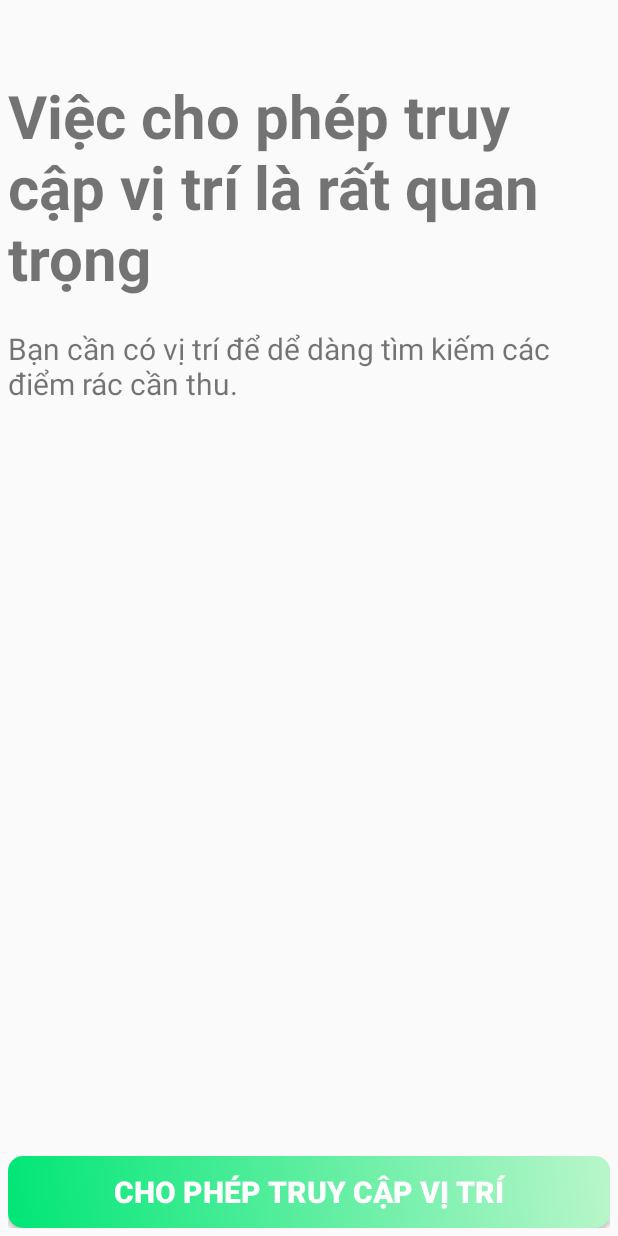
After one commit to nealdam/tscc_driver, an Android app: the SetLocationPermisson screen opened directly, with no data from a screen before it, on a phone screen of 412 x 824 dp. The commit adds this screen. Run offline under Robolectric (Android 15) with nearby library versions, the phone set to English and light mode, and no system bars.

Commit message:
add check pẻmission location and zoom in map

```diff
--- a/app/src/main/AndroidManifest.xml
+++ b/app/src/main/AndroidManifest.xml
@@ -42,6 +42,7 @@
         <activity
             android:name=".MainActivity"
             android:theme="@style/AppTheme.NoActionBar" />
+        <activity android:name=".SetLocationPermisson"/>
         <activity android:name=".NotificationActivity" />
         <activity android:name=".TrashAreaDetailActivity" />
         <activity android:name=".LoginActivity">
--- a/app/src/main/java/capstone/spring20/tscc_driver/MainActivity.java
+++ b/app/src/main/java/capstone/spring20/tscc_driver/MainActivity.java
@@ -68,7 +68,7 @@ public class MainActivity extends AppCompatActivity implements NavigationView.On
         // set default fragment
         if (savedInstanceState == null) {
             getSupportFragmentManager().beginTransaction().replace(R.id.fragment_container,
-                    new test()).commit();
+                    new RouteFragment()).commit();
             navigationView.setCheckedItem(R.id.nav_trash_route);
         }
 
--- a/app/src/main/java/capstone/spring20/tscc_driver/RouteFragment.java
+++ b/app/src/main/java/capstone/spring20/tscc_driver/RouteFragment.java
@@ -1,9 +1,14 @@
 package capstone.spring20.tscc_driver;
 
 
+import android.Manifest;
+import android.app.Activity;
+import android.content.Context;
 import android.content.Intent;
 import android.content.SharedPreferences;
+import android.content.pm.PackageManager;
 import android.graphics.Color;
+import android.location.Location;
 import android.location.LocationManager;
 import android.os.Bundle;
 import android.view.LayoutInflater;
@@ -14,6 +19,7 @@ import android.widget.Toast;
 
 import androidx.annotation.NonNull;
 import androidx.annotation.Nullable;
+import androidx.core.content.ContextCompat;
 import androidx.fragment.app.Fragment;
 
 import com.google.android.gms.maps.CameraUpdateFactory;
@@ -21,6 +27,7 @@ import com.google.android.gms.maps.GoogleMap;
 import com.google.android.gms.maps.OnMapReadyCallback;
 import com.google.android.gms.maps.SupportMapFragment;
 import com.google.android.gms.maps.model.BitmapDescriptorFactory;
+import com.google.android.gms.maps.model.CameraPosition;
 import com.google.android.gms.maps.model.LatLng;
 import com.google.android.gms.maps.model.Marker;
 import com.google.android.gms.maps.model.MarkerOptions;
@@ -56,10 +63,16 @@ public class RouteFragment extends Fragment implements OnMapReadyCallback {
     int STATUS_DONE_CODE = 4, STATUS_CANCELED_CODE = 3;
     Button mComplete;
     SharedPreferences sharedPreferences;
-
+    Context myContext;
 
     public RouteFragment() {
         // Required empty public constructor
+    }
+
+    @Override
+    public void onAttach(@NonNull Context context) {
+        myContext = (Activity) context;
+        super.onAttach(context);
     }
 
     @Override
@@ -80,7 +93,22 @@ public class RouteFragment extends Fragment implements OnMapReadyCallback {
     @Override
     public void onMapReady(GoogleMap googleMap) {
         mMap = googleMap;
+        if (ContextCompat.checkSelfPermission(myContext, Manifest.permission.ACCESS_FINE_LOCATION)
+                == PackageManager.PERMISSION_GRANTED) {
+            if (mMap != null) {
                 mMap.setMyLocationEnabled(true);
+                LocationManager lm = (LocationManager) myContext.getSystemService(Context.LOCATION_SERVICE);
+                Location location = lm.getLastKnownLocation(LocationManager.GPS_PROVIDER);
+
+                mMap.animateCamera(CameraUpdateFactory.newLatLngZoom(new LatLng(location.getLatitude(), location.getLongitude()), 13));
+                    CameraPosition cameraPosition = new CameraPosition.Builder()
+                            .target(new LatLng(location.getLatitude(), location.getLongitude()))      // Sets the center of the map to location user
+                            .zoom(17)                   // Sets the zoom
+                            .bearing(90)                // Sets the orientation of the camera to east
+                            .tilt(40)                   // Sets the tilt of the camera to 30 degrees
+                            .build();                   // Creates a CameraPosition from the builder
+                mMap.animateCamera(CameraUpdateFactory.newCameraPosition(cameraPosition));
+
                 //check xem có đang thu tuyến rác nào ko
                 db = new MyDatabaseHelper(getActivity());
                 route = db.getActiveRouteNotification();
@@ -125,8 +153,14 @@ public class RouteFragment extends Fragment implements OnMapReadyCallback {
 
                 } else {
                     // TODO hiện vị trí hiện tại
-            Toast.makeText(getActivity(), "NO ROUTE", Toast.LENGTH_SHORT).show();
+                    Toast.makeText(getActivity(), "Chưa có tuyến thu gom!", Toast.LENGTH_SHORT).show();
                 }
+            }
+        } else {
+            Intent intent = new Intent(myContext,SetLocationPermisson.class);
+            startActivity(intent);
+        }
+
     }
 
 
--- /dev/null
+++ b/app/src/main/java/capstone/spring20/tscc_driver/SetLocationPermisson.java
@@ -0,0 +1,29 @@
+package capstone.spring20.tscc_driver;
+
+import android.content.Intent;
+import android.net.Uri;
+import android.os.Bundle;
+import android.provider.Settings;
+import android.view.View;
+import android.widget.Button;
+
+import androidx.appcompat.app.AppCompatActivity;
+
+public class SetLocationPermisson extends AppCompatActivity {
+
+    @Override
+    protected void onCreate(Bundle savedInstanceState) {
+        super.onCreate(savedInstanceState);
+        setContentView(R.layout.activity_set_location_permisson);
+        Button btnAccept = findViewById(R.id.btn_accept);
+        btnAccept.setOnClickListener(new View.OnClickListener() {
+            @Override
+            public void onClick(View view) {
+                Intent intent = new Intent(Settings.ACTION_APPLICATION_DETAILS_SETTINGS);
+                Uri uri = Uri.fromParts("package", getPackageName(), null);
+                intent.setData(uri);
+                startActivity(intent);
+            }
+        });
+    }
+}
--- /dev/null
+++ b/app/src/main/res/drawable-v24/button_custom.xml
@@ -0,0 +1,14 @@
+<?xml version="1.0" encoding="utf-8"?>
+<shape xmlns:android="http://schemas.android.com/apk/res/android"
+    android:shape="rectangle">
+    <gradient
+        android:startColor="@color/buttonColor"
+        android:endColor="@color/buttonCololLight"
+        android:angle="45"/>
+    <padding android:left="6dp"
+        android:top="6dp"
+        android:right="6dp"
+        android:bottom="6dp" />
+    <corners android:radius="10dp" />
+
+</shape>
--- /dev/null
+++ b/app/src/main/res/layout/activity_set_location_permisson.xml
@@ -0,0 +1,61 @@
+<?xml version="1.0" encoding="utf-8"?>
+<LinearLayout xmlns:android="http://schemas.android.com/apk/res/android"
+    xmlns:app="http://schemas.android.com/apk/res-auto"
+    xmlns:tools="http://schemas.android.com/tools"
+    android:layout_width="match_parent"
+    android:layout_height="match_parent"
+    tools:context=".SetLocationPermisson"
+    android:gravity="bottom"
+    android:orientation="vertical"
+    android:weightSum="5">
+
+    <LinearLayout
+        android:layout_width="wrap_content"
+        android:layout_height="wrap_content"
+        android:orientation="vertical"
+        android:paddingLeft="5dp"
+        android:paddingRight="5dp"
+        android:layout_weight="4">
+        <TextView
+            android:text="Việc cho phép truy cập vị trí là rất quan trọng"
+            android:layout_width="match_parent"
+            android:layout_height="wrap_content"
+            android:textStyle="bold"
+            android:textSize="@dimen/txt1"
+            android:paddingTop="50dp"/>
+
+        <TextView
+            android:text="Bạn cần có vị trí để dể dàng tìm kiếm các điểm rác cần thu."
+            android:layout_width="match_parent"
+            android:layout_height="wrap_content"
+            android:textSize="@dimen/txt2_5"
+            android:paddingTop="20dp"/>
+
+    </LinearLayout>
+
+
+
+    <LinearLayout
+        android:layout_width="match_parent"
+        android:layout_height="wrap_content"
+        android:orientation="vertical"
+        android:layout_weight="1"
+        android:paddingLeft="5dp"
+        android:paddingRight="5dp"
+        android:paddingBottom="5dp"
+        android:gravity="bottom">
+
+
+        <Button
+            android:id="@+id/btn_accept"
+            android:layout_width="match_parent"
+            android:layout_height="wrap_content"
+            android:text="Cho phép truy cập vị trí"
+            android:textSize="20dp"
+            android:textStyle="bold"
+            android:background="@drawable/button_custom"
+            android:textColor="@color/cardview_light_background"
+            />
+    </LinearLayout>
+
+</LinearLayout>
--- a/app/src/main/res/values/colors.xml
+++ b/app/src/main/res/values/colors.xml
@@ -3,4 +3,6 @@
     <color name="colorPrimary">#008577</color>
     <color name="colorPrimaryDark">#00574B</color>
     <color name="colorAccent">#D81B60</color>
+    <color name="buttonColor">#00e676</color>
+    <color name="buttonCololLight">#b9f6ca</color>
 </resources>
--- a/app/src/main/res/values/dimens.xml
+++ b/app/src/main/res/values/dimens.xml
@@ -2,6 +2,7 @@
 <resources>
     <dimen name="txt1">40sp</dimen>
     <dimen name="txt2">30sp</dimen>
+    <dimen name="txt2_5">20sp</dimen>
     <dimen name="txt3">15sp</dimen>
 
     <dimen name="btn3">200dp</dimen>
@@ -16,6 +17,6 @@
     <dimen name="activity_horizontal_margin">16dp</dimen>
     <dimen name="activity_vertical_margin">16dp</dimen>
     <dimen name="nav_header_vertical_spacing">8dp</dimen>
-    <dimen name="nav_header_height">240dp</dimen>
+    <dimen name="nav_header_height">265dp</dimen>
     <dimen name="fab_margin">16dp</dimen>
 </resources>
--- a/app/src/main/res/values/styles.xml
+++ b/app/src/main/res/values/styles.xml
@@ -3,8 +3,8 @@
     <!-- Base application theme. -->
     <style name="AppTheme" parent="Theme.AppCompat.Light.DarkActionBar">
         <!-- Customize your theme here. -->
-        <item name="colorPrimary">#CCFF90</item>
-        <item name="colorPrimaryDark">#64dd17</item>
+        <item name="colorPrimary">#2e7d32</item>
+        <item name="colorPrimaryDark">#1b5e20</item>
         <item name="colorAccent">#00c853</item>
     </style>
     <style name="AppTheme.NoActionBar">
```
Lines whose indentation alone changed are shown as unchanged.
